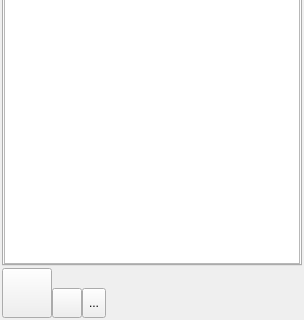
Qt form MainWindow.ui (vell001/VFeiQ) before a commit; both pictures show x 0 to 304 and y 331 to 651 of the 304 by 651 pixel window.
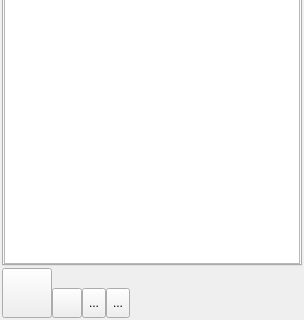
The same form after that commit. Icons and pictures are not drawn.

Commit message: finish games

```diff
--- a/MainWindow.ui
+++ b/MainWindow.ui
@@ -544,6 +544,29 @@
              </property>
             </widget>
            </item>
+           <item>
+            <widget class="QToolButton" name="gamesButton">
+             <property name="maximumSize">
+              <size>
+               <width>30</width>
+               <height>30</height>
+              </size>
+             </property>
+             <property name="text">
+              <string>...</string>
+             </property>
+             <property name="icon">
+              <iconset resource="images.qrc">
+               <normaloff>:/images/appstore.png</normaloff>:/images/appstore.png</iconset>
+             </property>
+             <property name="iconSize">
+              <size>
+               <width>30</width>
+               <height>30</height>
+              </size>
+             </property>
+            </widget>
+           </item>
           </layout>
          </item>
         </layout>
```
The commit also changes 19 other files.
